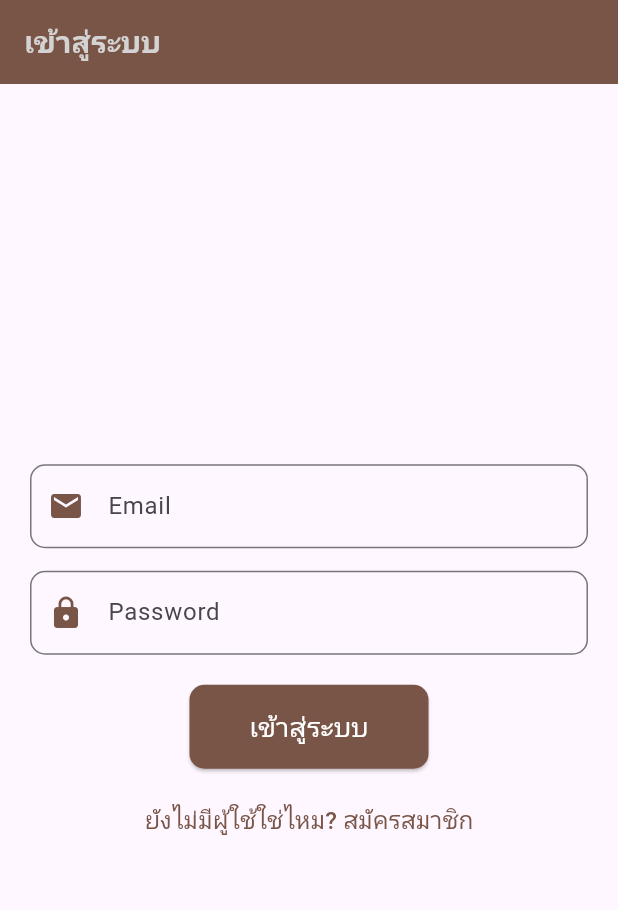
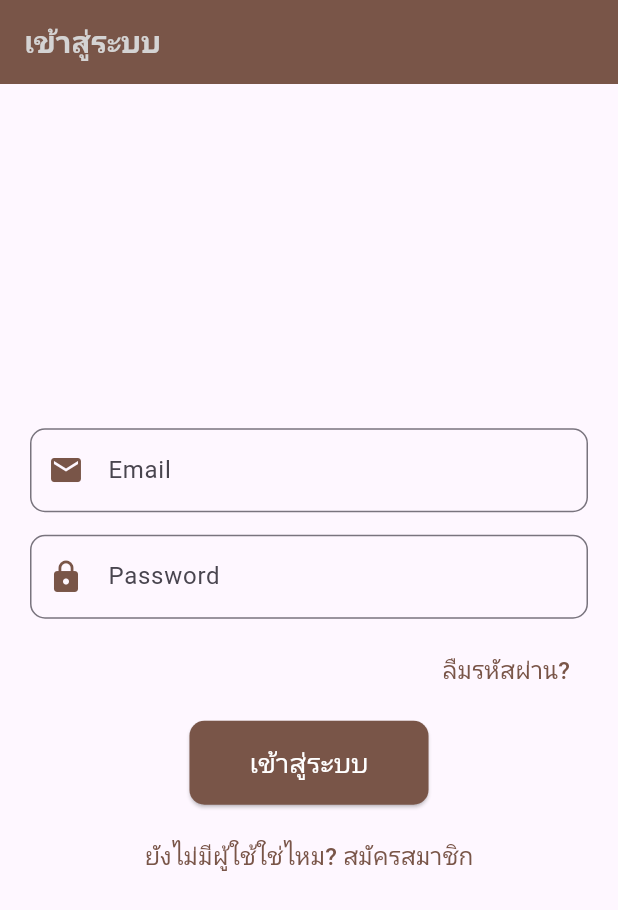
Before and after one commit to thanachok11/firebase_auth-flutter, a Flutter app: the screen it shows after launch, on a phone screen of 412 x 824 dp. Shown: the top 910 px of the screen. Run offline on Flutter 3.47's test engine with Material 3 defaults, Android fonts, the phone set to English and light mode, and no system bars; our stand-ins replace firebase_auth, firebase_core; accounts and stored records are empty.

```diff
--- a/lib/screens/login_screen.dart
+++ b/lib/screens/login_screen.dart
@@ -2,6 +2,7 @@ import 'package:flutter/material.dart';
 import '../services/auth_service.dart';
 import 'register_screen.dart';
 import 'home_screen.dart';
+import 'forgot_password_screen.dart'; // นำเข้า ForgotPasswordScreen
 
 class LoginScreen extends StatefulWidget {
   const LoginScreen({super.key});
@@ -40,10 +41,8 @@ class LoginScreenState extends State<LoginScreen> {
     if (!mounted) return;
 
     if (error == null) {
-      // ถ้าล็อกอินสำเร็จ แสดงข้อความสำเร็จใน SnackBar
       showPopupMessage('เข้าสู่ระบบสำเร็จ! กำลังไปยังหน้า Home...',
           isSuccess: true);
-
       await Future.delayed(const Duration(seconds: 2));
 
       if (mounted) {
@@ -53,7 +52,6 @@ class LoginScreenState extends State<LoginScreen> {
         );
       }
     } else {
-      // ถ้าล็อกอินไม่สำเร็จ แสดง AlertDialog
       setState(() => message = error);
 
       showDialog(
@@ -66,7 +64,7 @@ class LoginScreenState extends State<LoginScreen> {
               TextButton(
                 child: const Text('ตกลง'),
                 onPressed: () {
-                  Navigator.of(context).pop(); // ปิด Dialog
+                  Navigator.of(context).pop();
                 },
               ),
             ],
@@ -85,8 +83,7 @@ class LoginScreenState extends State<LoginScreen> {
           style: TextStyle(
             fontSize: 20,
             fontWeight: FontWeight.bold,
-            color:
-                Color.fromARGB(255, 212, 211, 211),
+            color: Color.fromARGB(255, 212, 211, 211),
           ),
         ),
         backgroundColor: Colors.brown,
@@ -116,7 +113,27 @@ class LoginScreenState extends State<LoginScreen> {
                     OutlineInputBorder(borderRadius: BorderRadius.circular(10)),
               ),
             ),
-            const SizedBox(height: 20),
+            const SizedBox(height: 10),
+
+            // ปุ่มลืมรหัสผ่าน
+            Align(
+              alignment: Alignment.centerRight,
+              child: TextButton(
+                onPressed: () {
+                  Navigator.push(
+                    context,
+                    MaterialPageRoute(
+                        builder: (context) => const ForgotPasswordScreen()),
+                  );
+                },
+                child: const Text(
+                  'ลืมรหัสผ่าน?',
+                  style: TextStyle(fontSize: 16, color: Colors.brown),
+                ),
+              ),
+            ),
+
+            const SizedBox(height: 10),
             ElevatedButton(
               onPressed: login,
               style: ElevatedButton.styleFrom(
@@ -129,6 +146,7 @@ class LoginScreenState extends State<LoginScreen> {
               child: const Text('เข้าสู่ระบบ',
                   style: TextStyle(fontSize: 18, color: Colors.white)),
             ),
+
             const SizedBox(height: 10),
             TextButton(
               onPressed: () {
@@ -143,6 +161,7 @@ class LoginScreenState extends State<LoginScreen> {
                 style: TextStyle(fontSize: 16, color: Colors.brown),
               ),
             ),
+
             if (message.isNotEmpty) ...[
               const SizedBox(height: 10),
               Text(message,
```
Also changed, not shown: lib/screens/forgot_password_screen.dart (added, +73 -0 lines), lib/services/auth_service.dart (+10 -0 lines).
